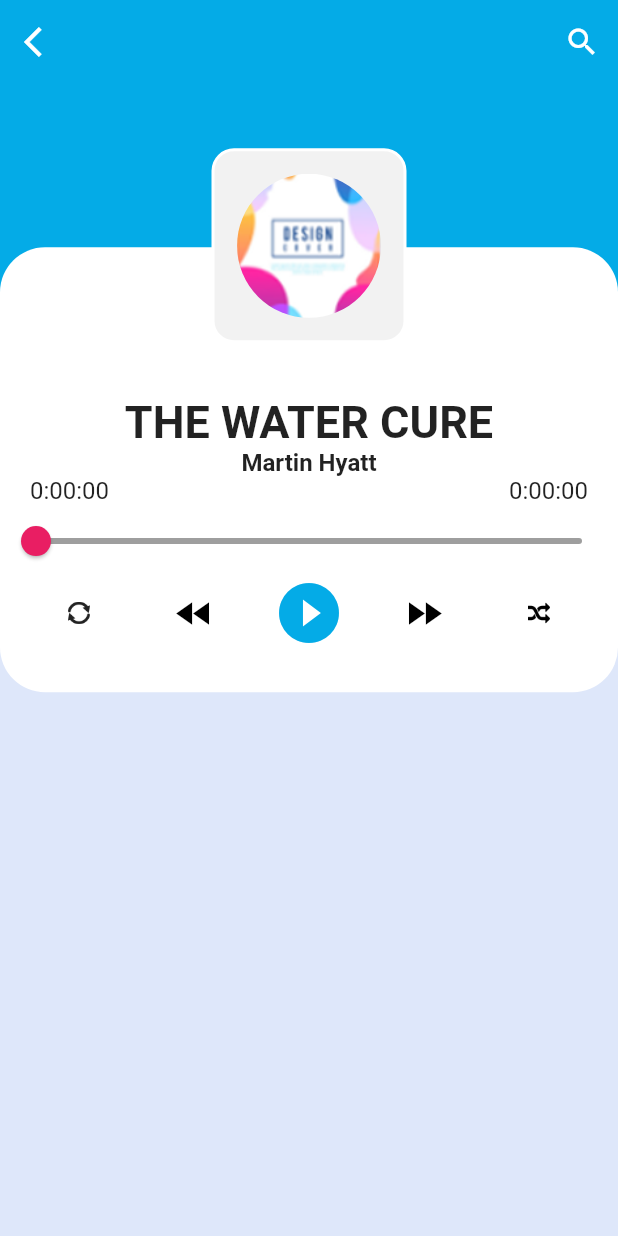
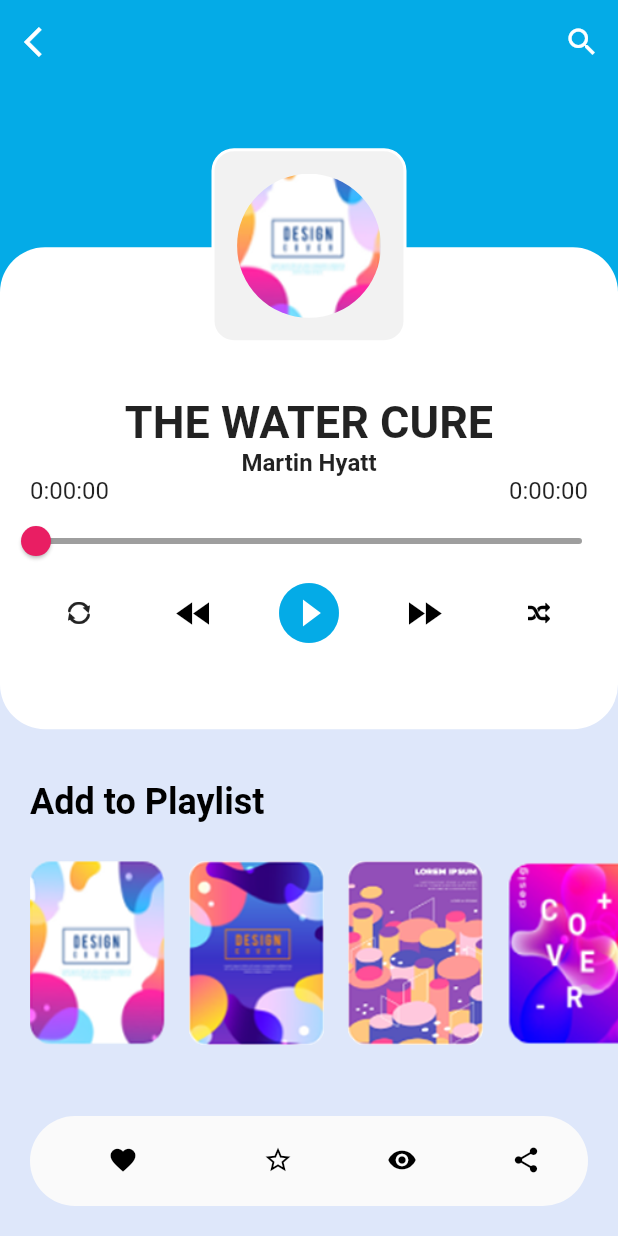
Before and after one commit to MotasemZiad/E-Book, a Flutter app: the screen it shows after launch, after a tap on "4.5", on a phone screen of 412 x 824 dp. Run offline on Flutter 3.47's test engine with Material 2 defaults, Android fonts, the phone set to English and light mode, and no system bars; our stand-ins replace audioplayers.

Commit message:
polishing the app

```diff
--- a/lib/pages/detail_audio_page.dart
+++ b/lib/pages/detail_audio_page.dart
@@ -1,6 +1,8 @@
 import 'package:audioplayers/audioplayers.dart';
 import 'package:e_book/utils/constants.dart';
 import 'package:e_book/widgets/audio_file.dart';
+import 'package:e_book/widgets/book_image_item.dart';
+import 'package:e_book/widgets/custom_rounded_bottom_bar.dart';
 import 'package:flutter/material.dart';
 
 class DetailAudioPage extends StatefulWidget {
@@ -22,6 +24,12 @@ class _DetailAudioPageState extends State<DetailAudioPage> {
   void initState() {
     super.initState();
     _advancedAudioPlayer = AudioPlayer();
+  }
+
+  @override
+  void dispose() {
+    _advancedAudioPlayer.dispose();
+    super.dispose();
   }
 
   @override
@@ -73,7 +81,7 @@ class _DetailAudioPageState extends State<DetailAudioPage> {
             left: 0,
             right: 0,
             top: height / 5, // 1/5 == 0.2
-            height: height * 0.36,
+            height: height * 0.39,
             child: Container(
               decoration: const BoxDecoration(
                 color: Colors.white,
@@ -104,6 +112,9 @@ class _DetailAudioPageState extends State<DetailAudioPage> {
                     audioPlayer: _advancedAudioPlayer,
                     audioPath: widget.books[widget.index]['audio'],
                   ),
+                  SizedBox(
+                    height: height * 0.01,
+                  ),
                 ],
               ),
             ),
@@ -133,6 +144,61 @@ class _DetailAudioPageState extends State<DetailAudioPage> {
               ),
             ),
           ),
+          Positioned(
+            top: height * 0.62,
+            left: 0,
+            right: 0,
+            child: Container(
+              margin: const EdgeInsets.symmetric(horizontal: 20, vertical: 10),
+              child: const Text(
+                'Add to Playlist',
+                style: TextStyle(
+                  color: Colors.black,
+                  fontSize: 24,
+                  fontWeight: FontWeight.bold,
+                ),
+              ),
+            ),
+          ),
+          Positioned(
+            top: height * 0.68,
+            left: 0,
+            right: 0,
+            height: 150,
+            child: Container(
+              margin: const EdgeInsets.only(left: 12),
+              child: ListView.builder(
+                itemCount: widget.books.length,
+                physics: const BouncingScrollPhysics(),
+                scrollDirection: Axis.horizontal,
+                itemBuilder: (context, index) => Padding(
+                  padding: const EdgeInsets.symmetric(horizontal: 8.0),
+                  child: GestureDetector(
+                    onTap: () {
+                      _advancedAudioPlayer.stop();
+                      Navigator.pushReplacement(
+                        context,
+                        MaterialPageRoute(
+                          builder: (context) => DetailAudioPage(
+                            books: widget.books,
+                            index: index,
+                          ),
+                        ),
+                      );
+                    },
+                    child: BookImageItem(books: widget.books, index: index),
+                  ),
+                ),
+              ),
+            ),
+          ),
+          const Positioned(
+            left: 20,
+            right: 20,
+            bottom: 20,
+            height: 60,
+            child: CustomRoundedBottomBar(),
+          )
         ],
       ),
     );
--- /dev/null
+++ b/lib/widgets/book_image_item.dart
@@ -0,0 +1,28 @@
+import 'package:flutter/material.dart';
+
+class BookImageItem extends StatelessWidget {
+  const BookImageItem({
+    Key? key,
+    required this.books,
+    required this.index,
+  }) : super(key: key);
+
+  final List books;
+  final int index;
+
+  @override
+  Widget build(BuildContext context) {
+    return Container(
+      width: 90,
+      height: 120,
+      decoration: BoxDecoration(
+        borderRadius: const BorderRadius.all(
+          Radius.circular(10),
+        ),
+        image: DecorationImage(
+          image: AssetImage(books[index]['img']),
+        ),
+      ),
+    );
+  }
+}
--- a/lib/widgets/book_item.dart
+++ b/lib/widgets/book_item.dart
@@ -1,4 +1,5 @@
 import 'package:e_book/pages/detail_audio_page.dart';
+import 'package:e_book/widgets/book_image_item.dart';
 import 'package:flutter/material.dart';
 import 'package:e_book/utils/constants.dart';
 
@@ -40,18 +41,7 @@ class BookItem extends StatelessWidget {
           padding: const EdgeInsets.all(8),
           child: Row(
             children: [
-              Container(
-                width: 90,
-                height: 120,
-                decoration: BoxDecoration(
-                  borderRadius: const BorderRadius.all(
-                    Radius.circular(10),
-                  ),
-                  image: DecorationImage(
-                    image: AssetImage(books[index]['img']),
-                  ),
-                ),
-              ),
+              BookImageItem(books: books, index: index),
               const SizedBox(
                 width: 10,
               ),
--- /dev/null
+++ b/lib/widgets/custom_rounded_bottom_bar.dart
@@ -0,0 +1,63 @@
+import 'package:flutter/material.dart';
+
+class CustomRoundedBottomBar extends StatelessWidget {
+  const CustomRoundedBottomBar({
+    Key? key,
+  }) : super(key: key);
+
+  @override
+  Widget build(BuildContext context) {
+    return Container(
+      decoration: const BoxDecoration(
+        borderRadius: BorderRadius.all(
+          Radius.circular(30),
+        ),
+      ),
+      child: ClipRRect(
+        borderRadius: const BorderRadius.all(
+          Radius.circular(30),
+        ),
+        child: BottomNavigationBar(
+          elevation: 0,
+          showSelectedLabels: false,
+          showUnselectedLabels: false,
+          type: BottomNavigationBarType.shifting,
+          items: const [
+            BottomNavigationBarItem(
+              icon: Icon(
+                Icons.favorite,
+                color: Colors.black,
+                size: 20,
+              ),
+              label: 'Favorite',
+            ),
+            BottomNavigationBarItem(
+              icon: Icon(
+                Icons.star_border,
+                color: Colors.black,
+                size: 20,
+              ),
+              label: 'Star',
+            ),
+            BottomNavigationBarItem(
+              icon: Icon(
+                Icons.remove_red_eye,
+                color: Colors.black,
+                size: 20,
+              ),
+              label: 'Watch',
+            ),
+            BottomNavigationBarItem(
+              icon: Icon(
+                Icons.share,
+                color: Colors.black,
+                size: 20,
+              ),
+              label: 'Share',
+            ),
+          ],
+        ),
+      ),
+    );
+  }
+}
--- a/pubspec.yaml
+++ b/pubspec.yaml
@@ -15,7 +15,6 @@ dependencies:
     sdk: flutter
 
 dev_dependencies:
-
   flutter_lints: ^1.0.0
   flutter_test:
     sdk: flutter
```
Also changed, not shown: 3 other files.
